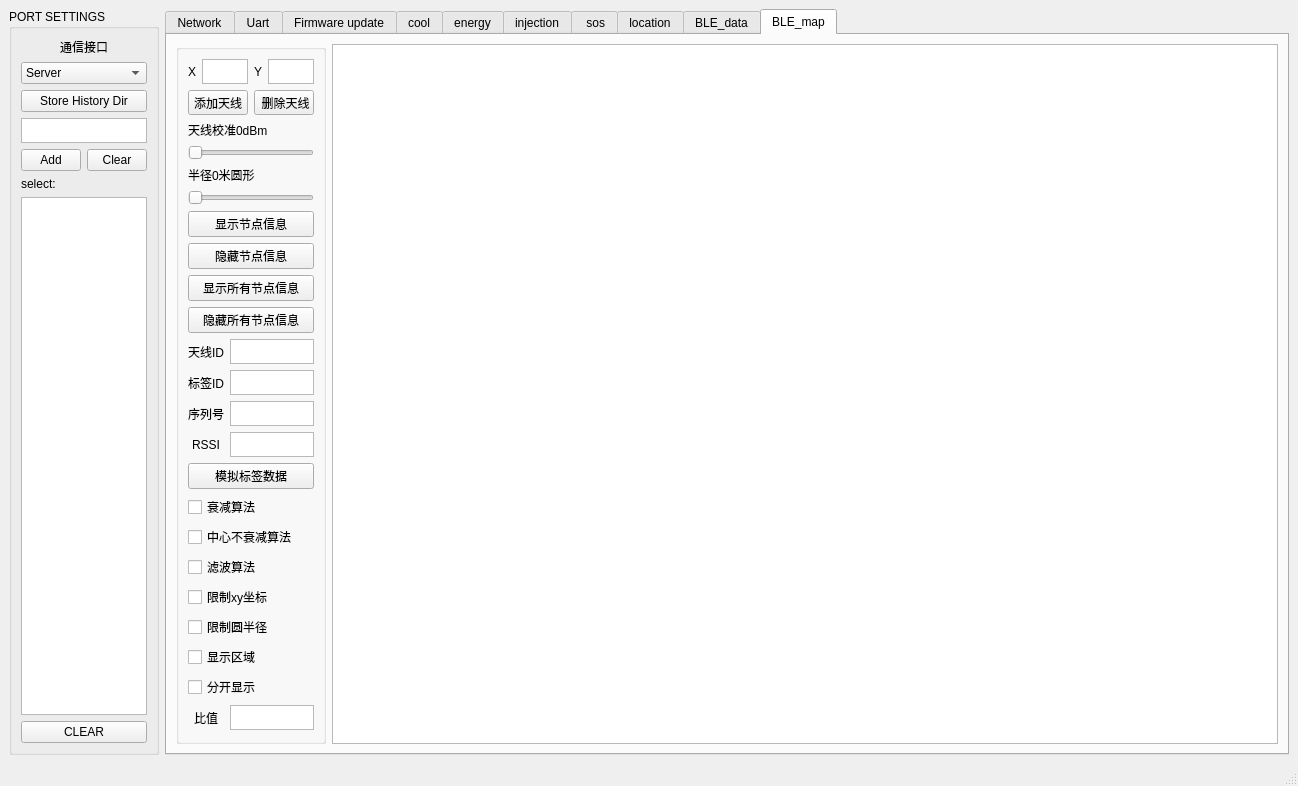
Qt form main_window_form.ui (a15981097537/konying_id8) before a commit.
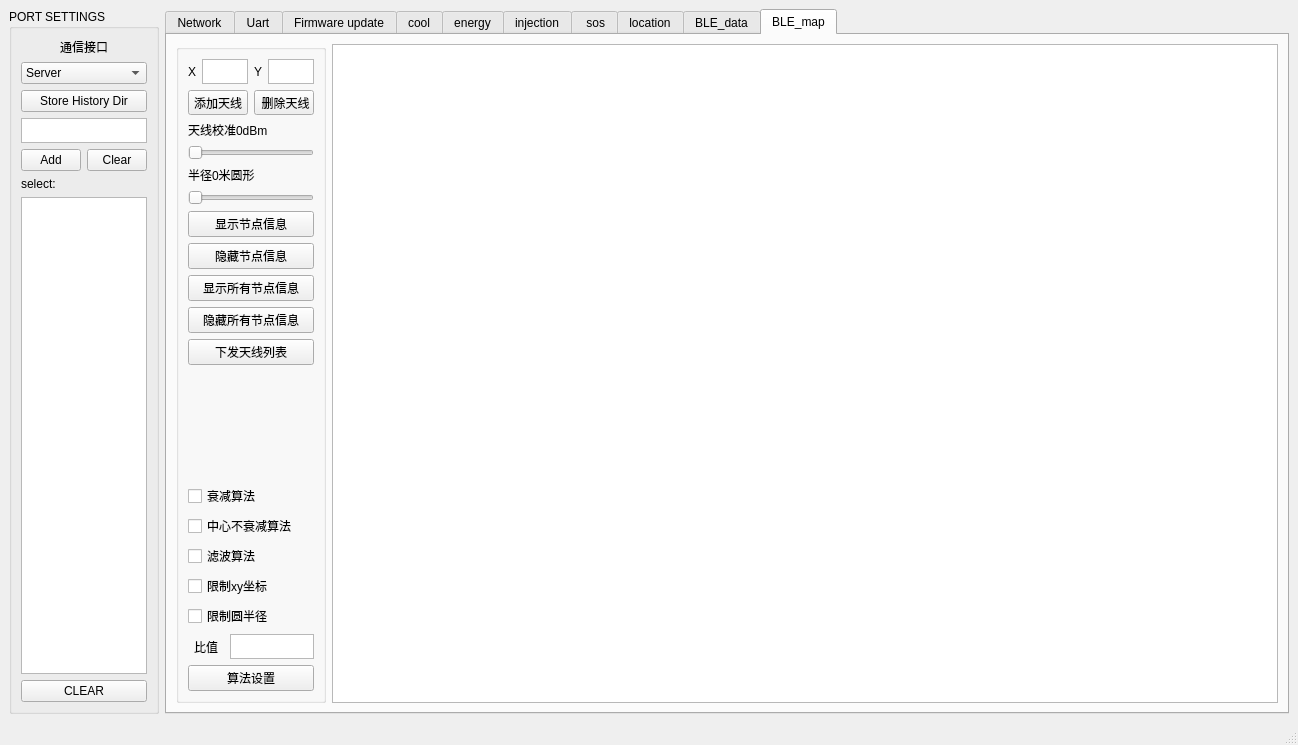
The same form after that commit. The open tabs and pages were chosen to show the change.

Commit message: 定位数据59999端口

The edit to the form file:
```diff
--- a/main_window_form.ui
+++ b/main_window_form.ui
@@ -148,7 +148,7 @@
     <item>
      <widget class="QTabWidget" name="function">
       <property name="currentIndex">
-       <number>0</number>
+       <number>9</number>
       </property>
       <widget class="QWidget" name="Network">
        <attribute name="title">
@@ -166,8 +166,12 @@
           <property name="title">
            <string/>
           </property>
-          <layout class="QHBoxLayout" name="horizontalLayout_68">
+          <layout class="QHBoxLayout" name="horizontalLayout_80">
            <item>
+            <widget class="QGroupBox" name="groupBox_26">
+             <property name="title">
+              <string/>
+             </property>
             <layout class="QVBoxLayout" name="verticalLayout_20">
              <item>
               <layout class="QHBoxLayout" name="horizontalLayout_16">
@@ -185,11 +189,11 @@
                 </widget>
                </item>
                <item>
-                <widget class="QTextEdit" name="textEdit_IP">
+                 <widget class="QLineEdit" name="textEdit_IP">
                  <property name="maximumSize">
                   <size>
                    <width>100</width>
-                   <height>25</height>
+                    <height>16777215</height>
                   </size>
                  </property>
                 </widget>
@@ -219,11 +223,11 @@
                 </widget>
                </item>
                <item>
-                <widget class="QTextEdit" name="textEdit_Port">
+                 <widget class="QLineEdit" name="textEdit_Port">
                  <property name="maximumSize">
                   <size>
-                   <width>100</width>
-                   <height>25</height>
+                    <width>60</width>
+                    <height>16777215</height>
                   </size>
                  </property>
                 </widget>
@@ -238,6 +242,97 @@
               </layout>
              </item>
              <item>
+               <layout class="QHBoxLayout" name="horizontalLayout_75">
+                <item>
+                 <widget class="QLabel" name="label_48">
+                  <property name="maximumSize">
+                   <size>
+                    <width>30</width>
+                    <height>25</height>
+                   </size>
+                  </property>
+                  <property name="text">
+                   <string>IP</string>
+                  </property>
+                 </widget>
+                </item>
+                <item>
+                 <widget class="QLineEdit" name="textEdit_IP_location">
+                  <property name="maximumSize">
+                   <size>
+                    <width>100</width>
+                    <height>16777215</height>
+                   </size>
+                  </property>
+                 </widget>
+                </item>
+                <item>
+                 <widget class="QPushButton" name="bt_listen_location">
+                  <property name="text">
+                   <string> 监听</string>
+                  </property>
+                 </widget>
+                </item>
+               </layout>
+              </item>
+              <item>
+               <layout class="QHBoxLayout" name="horizontalLayout_76">
+                <item>
+                 <widget class="QLabel" name="label_49">
+                  <property name="maximumSize">
+                   <size>
+                    <width>30</width>
+                    <height>25</height>
+                   </size>
+                  </property>
+                  <property name="text">
+                   <string>PORT</string>
+                  </property>
+                 </widget>
+                </item>
+                <item>
+                 <widget class="QLineEdit" name="textEdit_Port_location">
+                  <property name="maximumSize">
+                   <size>
+                    <width>60</width>
+                    <height>16777215</height>
+                   </size>
+                  </property>
+                 </widget>
+                </item>
+                <item>
+                 <widget class="QPushButton" name="bt_stopListen_location">
+                  <property name="text">
+                   <string> 停止监听</string>
+                  </property>
+                 </widget>
+                </item>
+               </layout>
+              </item>
+             </layout>
+            </widget>
+           </item>
+           <item>
+            <layout class="QVBoxLayout" name="verticalLayout_38">
+             <item>
+              <layout class="QHBoxLayout" name="horizontalLayout_68">
+               <item>
+                <widget class="QRadioButton" name="networkAutoIdStatus">
+                 <property name="text">
+                  <string>自动分配ID</string>
+                 </property>
+                </widget>
+               </item>
+               <item>
+                <widget class="QRadioButton" name="networkManuIdStatus">
+                 <property name="text">
+                  <string>固定分配ID</string>
+                 </property>
+                </widget>
+               </item>
+              </layout>
+             </item>
+             <item>
               <layout class="QHBoxLayout" name="horizontalLayout_11">
                <item>
                 <widget class="QLabel" name="label_22">
@@ -253,11 +348,11 @@
                 </widget>
                </item>
                <item>
-                <widget class="QTextEdit" name="textEdit_ID2">
+                <widget class="QLineEdit" name="textEdit_ID2">
                  <property name="maximumSize">
                   <size>
-                   <width>100</width>
-                   <height>25</height>
+                   <width>60</width>
+                   <height>16777215</height>
                   </size>
                  </property>
                 </widget>
@@ -271,24 +366,6 @@
                </item>
               </layout>
              </item>
-            </layout>
-           </item>
-           <item>
-            <layout class="QVBoxLayout" name="verticalLayout_38">
-             <item>
-              <widget class="QRadioButton" name="networkAutoIdStatus">
-               <property name="text">
-                <string>自动分配ID表</string>
-               </property>
-              </widget>
-             </item>
-             <item>
-              <widget class="QRadioButton" name="networkManuIdStatus">
-               <property name="text">
-                <string>固定分配ID表</string>
-               </property>
-              </widget>
-             </item>
              <item>
               <layout class="QHBoxLayout" name="horizontalLayout_60">
                <item>
@@ -507,19 +584,6 @@
              </property>
             </spacer>
            </item>
-           <item>
-            <spacer name="horizontalSpacer_6">
-             <property name="orientation">
-              <enum>Qt::Horizontal</enum>
-             </property>
-             <property name="sizeHint" stdset="0">
-              <size>
-               <width>40</width>
-               <height>20</height>
-              </size>
-             </property>
-            </spacer>
-           </item>
            <item>
             <layout class="QVBoxLayout" name="verticalLayout_63">
              <item>
@@ -687,10 +751,8 @@
             </layout>
            </item>
           </layout>
-          <zorder></zorder>
           <zorder>horizontalSpacer_4</zorder>
-          <zorder>horizontalSpacer_6</zorder>
-          <zorder></zorder>
+          <zorder>groupBox_26</zorder>
          </widget>
         </item>
         <item>
@@ -4625,155 +4687,24 @@
               </widget>
              </item>
              <item>
-              <layout class="QHBoxLayout" name="horizontalLayout_76">
-               <item>
-                <widget class="QLabel" name="label_56">
-                 <property name="minimumSize">
-                  <size>
-                   <width>36</width>
-                   <height>0</height>
-                  </size>
-                 </property>
-                 <property name="maximumSize">
-                  <size>
-                   <width>36</width>
-                   <height>16777215</height>
-                  </size>
-                 </property>
+              <widget class="QPushButton" name="BLE_sendAntList">
                  <property name="text">
-                  <string>天线ID</string>
-                 </property>
-                 <property name="alignment">
-                  <set>Qt::AlignCenter</set>
-                 </property>
+                <string>下发天线列表</string>
+               </property>
                 </widget>
                </item>
                <item>
-                <widget class="QTextEdit" name="BLE_virtualAntIdEdit">
-                 <property name="maximumSize">
-                  <size>
-                   <width>16777215</width>
-                   <height>25</height>
-                  </size>
-                 </property>
-                </widget>
-               </item>
-              </layout>
-             </item>
-             <item>
-              <layout class="QHBoxLayout" name="horizontalLayout_80">
-               <item>
-                <widget class="QLabel" name="label_57">
-                 <property name="minimumSize">
+              <spacer name="verticalSpacer_10">
+               <property name="orientation">
+                <enum>Qt::Vertical</enum>
+               </property>
+               <property name="sizeHint" stdset="0">
                   <size>
-                   <width>36</width>
-                   <height>0</height>
-                  </size>
-                 </property>
-                 <property name="maximumSize">
-                  <size>
-                   <width>36</width>
-                   <height>16777215</height>
-                  </size>
-                 </property>
-                 <property name="text">
-                  <string>标签ID</string>
-                 </property>
-                 <property name="alignment">
-                  <set>Qt::AlignCenter</set>
-                 </property>
-                </widget>
-               </item>
-               <item>
-                <widget class="QTextEdit" name="BLE_virtualDeviceIdEdit">
-                 <property name="maximumSize">
-                  <size>
-                   <width>16777215</width>
-                   <height>25</height>
-                  </size>
-                 </property>
-                </widget>
-               </item>
-              </layout>
-             </item>
-             <item>
-              <layout class="QHBoxLayout" name="horizontalLayout_84">
-               <item>
-                <widget class="QLabel" name="label_59">
-                 <property name="minimumSize">
-                  <size>
-                   <width>36</width>
-                   <height>0</height>
-                  </size>
-                 </property>
-                 <property name="maximumSize">
-                  <size>
-                   <width>36</width>
-                   <height>16777215</height>
-                  </size>
-                 </property>
-                 <property name="text">
-                  <string>序列号</string>
-                 </property>
-                 <property name="alignment">
-                  <set>Qt::AlignCenter</set>
-                 </property>
-                </widget>
-               </item>
-               <item>
-                <widget class="QTextEdit" name="BLE_virtualSeqEdit">
-                 <property name="maximumSize">
-                  <size>
-                   <width>16777215</width>
-                   <height>25</height>
-                  </size>
-                 </property>
-                </widget>
-               </item>
-              </layout>
-             </item>
-             <item>
-              <layout class="QHBoxLayout" name="horizontalLayout_83">
-               <item>
-                <widget class="QLabel" name="label_58">
-                 <property name="minimumSize">
-                  <size>
-                   <width>36</width>
-                   <height>0</height>
-                  </size>
-                 </property>
-                 <property name="maximumSize">
-                  <size>
-                   <width>36</width>
-                   <height>16777215</height>
-                  </size>
-                 </property>
-                 <property name="text">
-                  <string>RSSI</string>
-                 </property>
-                 <property name="alignment">
-                  <set>Qt::AlignCenter</set>
-                 </property>
-                </widget>
-               </item>
-               <item>
-                <widget class="QTextEdit" name="BLE_virtualRssiEdit">
-                 <property name="maximumSize">
-                  <size>
-                   <width>16777215</width>
-                   <height>25</height>
-                  </size>
-                 </property>
-                </widget>
-               </item>
-              </layout>
-             </item>
-             <item>
-              <widget class="QPushButton" name="BLE_virtualSetBt">
-               <property name="text">
-                <string>模拟标签数据</string>
-               </property>
-              </widget>
+                 <width>20</width>
+                 <height>200</height>
+                </size>
+               </property>
+              </spacer>
              </item>
              <item>
               <widget class="QCheckBox" name="BLE_attenuationcheckBox">
@@ -4810,20 +4741,6 @@
                </property>
               </widget>
              </item>
-             <item>
-              <widget class="QCheckBox" name="BLE_AreaCheckBox">
-               <property name="text">
-                <string>显示区域</string>
-               </property>
-              </widget>
-             </item>
-             <item>
-              <widget class="QCheckBox" name="BLE_AreaAloneCheckBox">
-               <property name="text">
-                <string>分开显示</string>
-               </property>
-              </widget>
-             </item>
              <item>
               <layout class="QHBoxLayout" name="horizontalLayout_85">
                <item>
@@ -4861,17 +4778,11 @@
               </layout>
              </item>
              <item>
-              <spacer name="verticalSpacer_9">
-               <property name="orientation">
-                <enum>Qt::Vertical</enum>
+              <widget class="QPushButton" name="BLE_setAlgorithmPar">
+               <property name="text">
+                <string>算法设置</string>
                </property>
-               <property name="sizeHint" stdset="0">
-                <size>
-                 <width>20</width>
-                 <height>200</height>
-                </size>
-               </property>
-              </spacer>
+              </widget>
              </item>
             </layout>
            </widget>
```
Lines whose indentation alone changed are shown as unchanged. The commit also changes 12 other files.
